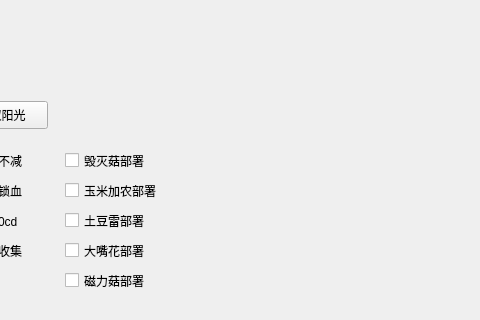
Qt form mainwindow.ui (kira-yamatoo/chargePvz) before a commit; both pictures show x 165 to 645 and y 142 to 462 of the 800 by 600 pixel window.
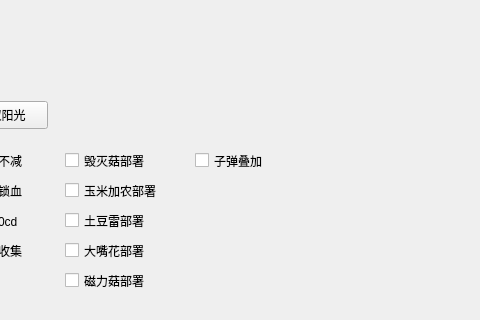
The same form after that commit.

Commit message: feat: add fun plantAtkBullet()

Diff of the .ui file:
```diff
--- a/mainwindow.ui
+++ b/mainwindow.ui
@@ -147,6 +147,19 @@
      <string>磁力菇部署</string>
     </property>
    </widget>
+   <widget class="QCheckBox" name="plantAtkBulletCheckBox">
+    <property name="geometry">
+     <rect>
+      <x>360</x>
+      <y>270</y>
+      <width>91</width>
+      <height>19</height>
+     </rect>
+    </property>
+    <property name="text">
+     <string>子弹叠加</string>
+    </property>
+   </widget>
   </widget>
   <widget class="QMenuBar" name="menubar">
    <property name="geometry">
```
The commit also changes 3 other files.
